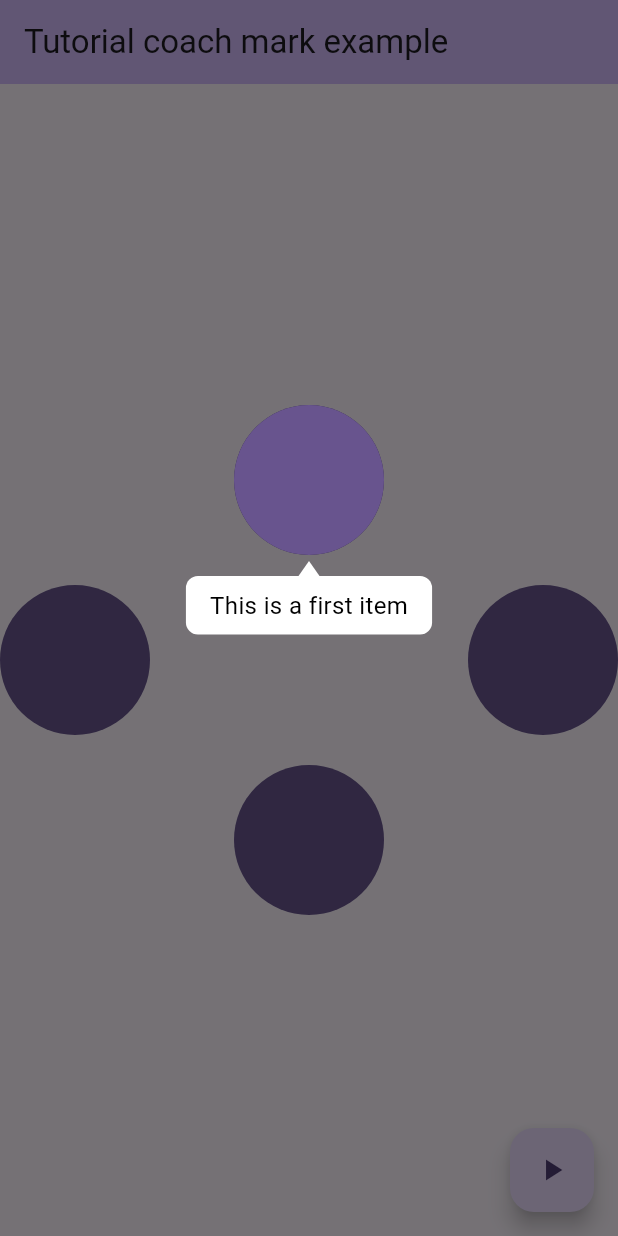
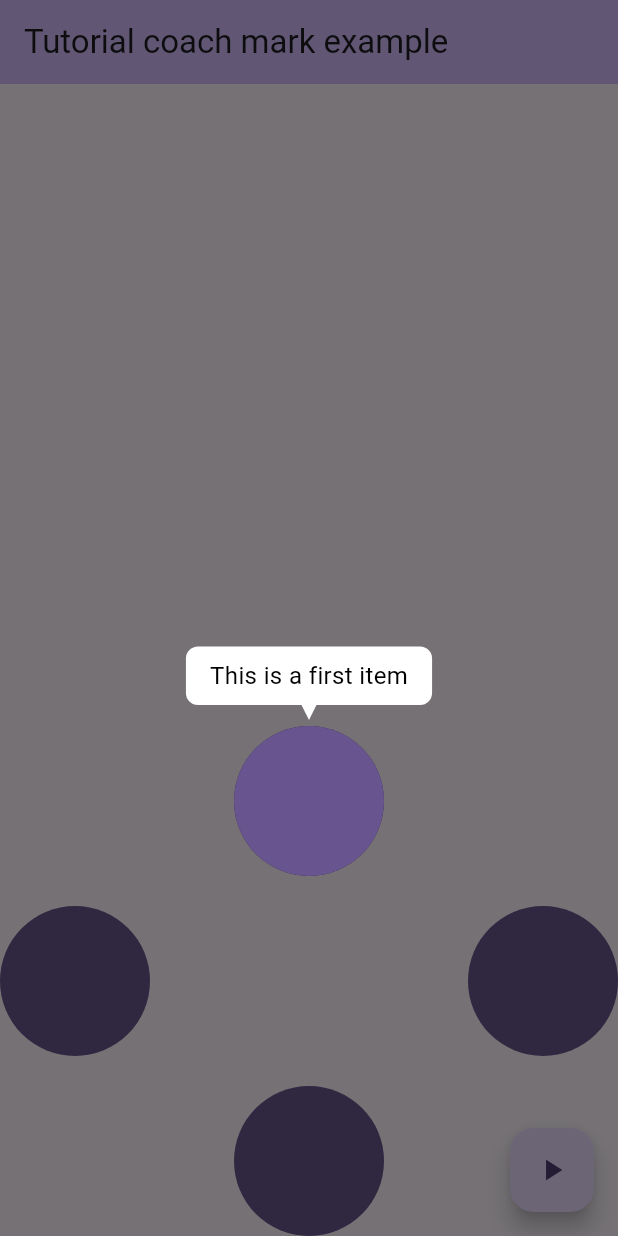
Before and after one commit to hongmono/flutter_tutorial, a Flutter app: the screen it shows after launch, after a tap on the "play arrow" icon, on a phone screen of 412 x 824 dp. Run offline on Flutter 3.47's test engine with Material 3 defaults, Android fonts, the phone set to English and light mode, and no system bars.

Commit message:
Tooltip Axis 추가

```diff
--- a/example/lib/main.dart
+++ b/example/lib/main.dart
@@ -46,7 +46,7 @@ class _HomePageState extends State<HomePage> {
       ),
       body: Center(
         child: Column(
-          mainAxisAlignment: MainAxisAlignment.center,
+          mainAxisAlignment: MainAxisAlignment.end,
           children: <Widget>[
             TutorialItem(
               key: firstKey,
@@ -82,19 +82,23 @@ class _HomePageState extends State<HomePage> {
           Tutorial.of(context)
             ..messageDecoration = BoxDecoration(color: Colors.white, borderRadius: BorderRadius.circular(8))
             ..messagePadding = const EdgeInsets.symmetric(horizontal: 16, vertical: 8)
-            ..triangleSize = const Size(14, 10)
-            ..horizontalPadding = 32
+            ..triangleSize = const Size(10, 10)
+            ..padding = const EdgeInsets.all(24)
+            ..axis = Axis.vertical
             ..start(
               [
                 [TutorialItemMessage(targetKey: firstKey, message: 'This is a first item')],
                 [TutorialItemMessage(targetKey: secondKey, foregroundColor: Colors.white, message: 'This is a second item')],
                 [
-                  TutorialItemMessage(targetKey: thirdKey, foregroundColor: Colors.white),
+                  TutorialItemMessage(
+                    targetKey: thirdKey,
+                    foregroundColor: Colors.white,
+                    message:
+                        'this is a fourth itemthis is a fourth itemthis is a fourth itemthis is a fourth itemthis is a fourth itemthis is a fourth itemthis is a fourth itemthis is a fourth itemthis is a fourth itemthis is a fourth itemthis is a fourth item',
+                  ),
                   TutorialItemMessage(
                     targetKey: fourthKey,
                     foregroundColor: Colors.red,
-                    message:
-                        'this is a fourth itemthis is a fourth itemthis is a fourth itemthis is a fourth itemthis is a fourth itemthis is a fourth itemthis is a fourth itemthis is a fourth itemthis is a fourth itemthis is a fourth itemthis is a fourth item',
                   ),
                 ],
               ],
--- a/lib/src/tooltip_widget.dart
+++ b/lib/src/tooltip_widget.dart
@@ -1,4 +1,9 @@
 import 'package:flutter/material.dart';
+import 'package:tutorial/src/triangles/right_triangle.dart';
+
+import 'triangles/down_triangle.dart';
+import 'triangles/left_triangle.dart';
+import 'triangles/upper_triangle.dart';
 
 class TooltipController extends ChangeNotifier {
   bool _isShow = false;
@@ -30,7 +35,8 @@ class TooltipWidget extends StatefulWidget {
     required this.messagePadding,
     required this.messageDecoration,
     required this.messageStyle,
-    required this.horizontalPadding,
+    required this.padding,
+    required this.axis,
   });
 
   /// Message
@@ -46,7 +52,7 @@ class TooltipWidget extends StatefulWidget {
   final Size triangleSize;
 
   /// Gap between target and tooltip
-  final double? targetPadding;
+  final double targetPadding;
 
   /// Show callback
   final VoidCallback? onShow;
@@ -67,7 +73,10 @@ class TooltipWidget extends StatefulWidget {
   final TextStyle messageStyle;
 
   /// Message Box padding
-  final double horizontalPadding;
+  final EdgeInsetsGeometry padding;
+
+  /// Axis
+  final Axis axis;
 
   @override
   State<TooltipWidget> createState() => _TooltipWidgetState();
@@ -126,23 +135,35 @@ class _TooltipWidgetState extends State<TooltipWidget> with SingleTickerProvider
       return;
     }
 
-    Alignment targetAnchor;
-    Alignment followerAnchor;
-
-    final builder = makeAlignment(
-      messagePadding: widget.messagePadding,
-      messageDecoration: widget.messageDecoration,
-      messageStyle: widget.messageStyle,
-      triangleColor: widget.triangleColor,
-      message: widget.message,
-    );
+    final builder = _builder();
 
     if (builder == null) {
       return;
     }
 
-    targetAnchor = builder.targetAnchor;
-    followerAnchor = builder.followerAnchor;
+    final Widget triangle = switch (builder.targetAnchor) {
+      Alignment.bottomCenter => const UpperTriangle(),
+      Alignment.topCenter => const DownTriangle(),
+      Alignment.centerLeft => const RightTriangle(),
+      Alignment.centerRight => const LeftTriangle(),
+      _ => const SizedBox.shrink(),
+    };
+
+    final Offset triangleOffset = switch (builder.targetAnchor) {
+      Alignment.bottomCenter => Offset(0, widget.targetPadding),
+      Alignment.topCenter => Offset(0, -(widget.targetPadding)),
+      Alignment.centerLeft => Offset(-(widget.targetPadding), 0),
+      Alignment.centerRight => Offset(widget.targetPadding, 0),
+      _ => Offset.zero,
+    };
+
+    final Offset messageBoxOffset = switch (builder.targetAnchor) {
+      Alignment.bottomCenter => Offset(builder.offset.dx, widget.triangleSize.height + (widget.targetPadding)),
+      Alignment.topCenter => Offset(builder.offset.dx, -widget.triangleSize.height - (widget.targetPadding)),
+      Alignment.centerLeft => Offset(-(widget.targetPadding) - widget.triangleSize.width, 0),
+      Alignment.centerRight => Offset((widget.targetPadding) + widget.triangleSize.width, 0),
+      _ => Offset.zero,
+    };
 
     _overlayEntry = OverlayEntry(
       builder: (context) {
@@ -151,27 +172,22 @@ class _TooltipWidgetState extends State<TooltipWidget> with SingleTickerProvider
             const SizedBox.expand(),
             CompositedTransformFollower(
               link: _layerLink,
-              targetAnchor: targetAnchor,
-              followerAnchor: followerAnchor,
-              offset: Offset(0, targetAnchor == Alignment.bottomCenter ? widget.targetPadding ?? 0 : -(widget.targetPadding ?? 0)),
+              targetAnchor: builder.targetAnchor,
+              followerAnchor: builder.followerAnchor,
+              offset: triangleOffset,
               child: FadeTransition(
                 opacity: _animation,
                 child: SizedBox.fromSize(
                   size: widget.triangleSize,
-                  child: targetAnchor == Alignment.bottomCenter ? const UpperTriangleWidget() : const DownTriangleWidget(),
+                  child: triangle,
                 ),
               ),
             ),
             CompositedTransformFollower(
               link: _layerLink,
-              targetAnchor: targetAnchor,
-              followerAnchor: followerAnchor,
-              offset: Offset(
-                builder.dx,
-                targetAnchor == Alignment.bottomCenter
-                    ? widget.triangleSize.height + (widget.targetPadding ?? 0)
-                    : -widget.triangleSize.height - (widget.targetPadding ?? 0),
-              ),
+              targetAnchor: builder.targetAnchor,
+              followerAnchor: builder.followerAnchor,
+              offset: messageBoxOffset,
               child: FadeTransition(
                 opacity: _animation,
                 child: builder.messageBox,
@@ -197,13 +213,7 @@ class _TooltipWidgetState extends State<TooltipWidget> with SingleTickerProvider
     }
   }
 
-  ({Alignment targetAnchor, Alignment followerAnchor, Widget messageBox, double dx})? makeAlignment({
-    required EdgeInsetsGeometry messagePadding,
-    required BoxDecoration messageDecoration,
-    required TextStyle messageStyle,
-    required Color triangleColor,
-    String? message = '',
-  }) {
+  ({Alignment targetAnchor, Alignment followerAnchor, Widget messageBox, Offset offset})? _builder() {
     final renderBox = key.currentContext?.findRenderObject() as RenderBox?;
 
     if (renderBox == null) {
@@ -211,49 +221,65 @@ class _TooltipWidgetState extends State<TooltipWidget> with SingleTickerProvider
       return null;
     }
 
-    final size = renderBox.size;
-    final position = renderBox.localToGlobal(Offset.zero);
-    final centerPosition = Offset(position.dx + size.width / 2, position.dy + size.height / 2);
-    final maxWidth = MediaQuery.of(context).size.width - widget.horizontalPadding * 2;
+    final targetSize = renderBox.size;
+    final targetPosition = renderBox.localToGlobal(Offset.zero);
+    final targetCenterPosition = Offset(targetPosition.dx + targetSize.width / 2, targetPosition.dy + targetSize.height / 2);
+    final bool isLeft = targetCenterPosition.dx <= MediaQuery.of(context).size.width / 2;
+    final bool isRight = targetCenterPosition.dx > MediaQuery.of(context).size.width / 2;
+    final bool isBottom = targetCenterPosition.dy <= MediaQuery.of(context).size.height / 2;
+    final bool isTop = targetCenterPosition.dy > MediaQuery.of(context).size.height / 2;
+
+    final deviceWidth = MediaQuery.of(context).size.width;
+    final remainWidth = switch (widget.axis) {
+      Axis.vertical => deviceWidth - widget.padding.horizontal,
+      Axis.horizontal when isRight => targetPosition.dx - (widget.padding.horizontal / 2) - widget.targetPadding - widget.triangleSize.width,
+      Axis.horizontal when isLeft =>
+        deviceWidth - (targetPosition.dx + targetSize.width + widget.padding.horizontal / 2) - widget.targetPadding - widget.triangleSize.width,
+      _ => deviceWidth,
+    };
 
     final Widget messageBox = Material(
       type: MaterialType.transparency,
       child: Container(
         key: messageBoxKey,
-        constraints: BoxConstraints(maxWidth: maxWidth),
-        padding: messagePadding,
-        decoration: messageDecoration,
-        child: Text(message ?? '', style: messageStyle, softWrap: true, textScaler: TextScaler.noScaling),
+        constraints: BoxConstraints(maxWidth: remainWidth),
+        padding: widget.messagePadding,
+        decoration: widget.messageDecoration,
+        child: Text(widget.message ?? '', style: widget.messageStyle, softWrap: true, textScaler: TextScaler.noScaling),
       ),
     );
 
-    Alignment targetAnchor;
-    Alignment followerAnchor;
+    Alignment targetAnchor = switch (widget.axis) {
+      Axis.horizontal when isRight => Alignment.centerLeft,
+      Axis.horizontal when isLeft => Alignment.centerRight,
+      Axis.vertical when isTop => Alignment.topCenter,
+      Axis.vertical when isBottom => Alignment.bottomCenter,
+      _ => Alignment.center,
+    };
 
-    if (centerPosition.dy > MediaQuery.of(context).size.height / 2) {
-      targetAnchor = Alignment.topCenter;
-      followerAnchor = Alignment.bottomCenter;
-    } else {
-      targetAnchor = Alignment.bottomCenter;
-      followerAnchor = Alignment.topCenter;
-    }
+    Alignment followerAnchor = switch (widget.axis) {
+      Axis.horizontal when isRight => Alignment.centerRight,
+      Axis.horizontal when isLeft => Alignment.centerLeft,
+      Axis.vertical when isTop => Alignment.bottomCenter,
+      Axis.vertical when isBottom => Alignment.topCenter,
+      _ => Alignment.center,
+    };
 
-    double preferredWidth = _textSize(message ?? '', messageStyle).width + messagePadding.horizontal;
-    if (preferredWidth > maxWidth) preferredWidth = maxWidth;
+    final Size preferredSize = _textSize(widget.message ?? '', widget.messageStyle, remainWidth);
 
-    final double overflowWidth = (preferredWidth - size.width) / 2;
+    final double overflowWidth = (preferredSize.width - targetSize.width) / 2;
     double dx;
 
     if (overflowWidth < 0) {
       dx = 0;
     } else {
-      final edgeFromLeft = position.dx;
-      final edgeFromRight = MediaQuery.of(context).size.width - (position.dx + size.width);
+      final edgeFromLeft = targetPosition.dx;
+      final edgeFromRight = MediaQuery.of(context).size.width - (targetPosition.dx + targetSize.width);
 
-      if (widget.horizontalPadding + edgeFromLeft - overflowWidth < 0) {
-        dx = widget.horizontalPadding + overflowWidth - edgeFromLeft;
-      } else if (widget.horizontalPadding + edgeFromRight - overflowWidth < 0) {
-        dx = edgeFromRight - (overflowWidth + widget.horizontalPadding);
+      if (widget.padding.horizontal / 2 + edgeFromLeft - overflowWidth < 0) {
+        dx = widget.padding.horizontal / 2 + overflowWidth - edgeFromLeft;
+      } else if (widget.padding.horizontal / 2 + edgeFromRight - overflowWidth < 0) {
+        dx = edgeFromRight - (overflowWidth + widget.padding.horizontal / 2);
       } else {
         dx = 0;
       }
@@ -263,108 +289,13 @@ class _TooltipWidgetState extends State<TooltipWidget> with SingleTickerProvider
       targetAnchor: targetAnchor,
       followerAnchor: followerAnchor,
       messageBox: messageBox,
-      dx: dx,
+      offset: Offset(dx, 0),
     );
   }
 
-  Size _textSize(String text, TextStyle style) {
+  Size _textSize(String text, TextStyle style, double maxWidth) {
     final TextPainter textPainter = TextPainter(text: TextSpan(text: text, style: style), textDirection: TextDirection.ltr)
-      ..layout(minWidth: 0, maxWidth: double.infinity);
+      ..layout(minWidth: 0, maxWidth: maxWidth);
     return textPainter.size;
   }
 }
-
-class UpperTriangleWidget extends StatelessWidget {
-  const UpperTriangleWidget({
-    super.key,
-    this.backgroundColor = Colors.white,
-  });
-
-  final Color backgroundColor;
-
-  @override
-  Widget build(BuildContext context) {
-    return CustomPaint(
-      painter: UpperTrianglePainter(
-        backgroundColor: backgroundColor,
-      ),
-    );
-  }
-}
-
-class UpperTrianglePainter extends CustomPainter {
-  const UpperTrianglePainter({
-    required this.backgroundColor,
-  });
-
-  final Color backgroundColor;
-
-  @override
-  void paint(Canvas canvas, Size size) {
-    final Paint paint = Paint()
-      ..color = backgroundColor
-      ..strokeWidth = 1.0
-      ..style = PaintingStyle.fill
-      ..strokeCap = StrokeCap.round;
-
-    final path = Path();
-    path.moveTo(size.width, size.height); // 오른쪽 아래
-    path.lineTo(size.width / 2, 0); // 꼭대기
-    path.lineTo(0, size.height); // 왼쪽 아래
-    path.close();
-
-    canvas.drawPath(path, paint);
-  }
-
-  @override
-  bool shouldRepaint(CustomPainter oldDelegate) {
-    return false;
-  }
-}
-
-class DownTriangleWidget extends StatelessWidget {
-  const DownTriangleWidget({
-    super.key,
-    this.backgroundColor = Colors.white,
-  });
-
-  final Color backgroundColor;
-
-  @override
-  Widget build(BuildContext context) {
-    return CustomPaint(
-      painter: DownTrianglePainter(
-        backgroundColor: backgroundColor,
-      ),
-    );
-  }
-}
-
-class DownTrianglePainter extends CustomPainter {
-  const DownTrianglePainter({
-    required this.backgroundColor,
-  });
-
-  final Color backgroundColor;
-
-  @override
-  void paint(Canvas canvas, Size size) {
-    final Paint paint = Paint()
-      ..color = backgroundColor
-      ..strokeWidth = 1.0
-      ..style = PaintingStyle.fill
-      ..strokeCap = StrokeCap.round;
-
-    final path = Path();
-    path.lineTo(size.width / 2, size.height); // 꼭대기
-    path.lineTo(size.width, 0); // 오른쪽 위
-    path.close();
-
-    canvas.drawPath(path, paint);
-  }
-
-  @override
-  bool shouldRepaint(CustomPainter oldDelegate) {
-    return false;
-  }
-}
--- /dev/null
+++ b/lib/src/triangles/down_triangle.dart
@@ -0,0 +1,48 @@
+import 'package:flutter/material.dart';
+
+class DownTriangle extends StatelessWidget {
+  const DownTriangle({
+    super.key,
+    this.backgroundColor = Colors.white,
+  });
+
+  final Color backgroundColor;
+
+  @override
+  Widget build(BuildContext context) {
+    return CustomPaint(
+      painter: DownTrianglePainter(
+        backgroundColor: backgroundColor,
+      ),
+    );
+  }
+}
+
+class DownTrianglePainter extends CustomPainter {
+  const DownTrianglePainter({
+    required this.backgroundColor,
+  });
+
+  final Color backgroundColor;
+
+  @override
+  void paint(Canvas canvas, Size size) {
+    final Paint paint = Paint()
+      ..color = backgroundColor
+      ..strokeWidth = 1.0
+      ..style = PaintingStyle.fill
+      ..strokeCap = StrokeCap.round;
+
+    final path = Path();
+    path.lineTo(size.width / 2, size.height); // 꼭대기
+    path.lineTo(size.width, 0); // 오른쪽 위
+    path.close();
+
+    canvas.drawPath(path, paint);
+  }
+
+  @override
+  bool shouldRepaint(CustomPainter oldDelegate) {
+    return false;
+  }
+}
--- a/lib/src/tutorial.dart
+++ b/lib/src/tutorial.dart
@@ -26,18 +26,23 @@ class Tutorial {
 
   /// Triangle size
   ///
-  /// Default: `const Size(7, 5)`
+  /// Default: `const Size(10, 10)`
   Size? triangleSize;
 
   /// Message Box Padding
   ///
-  /// Default: `24`
-  double? horizontalPadding;
+  /// Default: `const EdgeInsets.all(24)`
+  EdgeInsetsGeometry? padding;
+
+  /// Axis
+  ///
+  /// Default: `Axis.vertical`
+  Axis? axis;
 
   Tutorial.of(this.context);
 
-  void start(List<List<Message>> messages) {
-    Navigator.push(
+  Future<void> start(List<List<Message>> messages) async {
+    await Navigator.push(
       context,
       HeroDialogRoute(
         builder: (context) {
@@ -47,8 +52,9 @@ class Tutorial {
             messageDecoration: messageDecoration ?? BoxDecoration(color: Colors.white, borderRadius: BorderRadius.circular(8)),
             messageStyle: messageStyle ?? const TextStyle(color: Colors.black, fontSize: 16),
             triangleColor: triangleColor ?? Colors.white,
-            triangleSize: triangleSize ?? const Size(7, 5),
-            horizontalPadding: horizontalPadding ?? 24,
+            triangleSize: triangleSize ?? const Size(10, 10),
+            padding: padding ?? const EdgeInsets.all(24),
+            axis: axis ?? Axis.vertical,
           );
         },
       ),
--- a/lib/src/tutorial_view.dart
+++ b/lib/src/tutorial_view.dart
@@ -15,7 +15,8 @@ class TutorialView extends StatefulWidget {
     required this.messageStyle,
     required this.triangleColor,
     required this.triangleSize,
-    required this.horizontalPadding,
+    required this.padding,
+    required this.axis,
   });
 
   /// Messages
@@ -37,7 +38,10 @@ class TutorialView extends StatefulWidget {
   final Size triangleSize;
 
   /// Message Box Padding
-  final double horizontalPadding;
+  final EdgeInsetsGeometry padding;
+
+  /// Axis
+  final Axis axis;
 
   @override
   State<TutorialView> createState() => _TutorialViewState();
@@ -140,7 +144,8 @@ class _TutorialViewState extends State<TutorialView> {
         triangleColor: widget.triangleColor,
         triangleSize: widget.triangleSize,
         message: message.message,
-        horizontalPadding: widget.horizontalPadding,
+        padding: widget.padding,
+        axis: widget.axis,
         child: child ?? const SizedBox.shrink(),
       ),
     );
```
Also changed, not shown: lib/src/triangles/left_triangle.dart (added, +49 -0 lines), lib/src/triangles/right_triangle.dart (added, +49 -0 lines), lib/src/triangles/upper_triangle.dart (added, +49 -0 lines).
